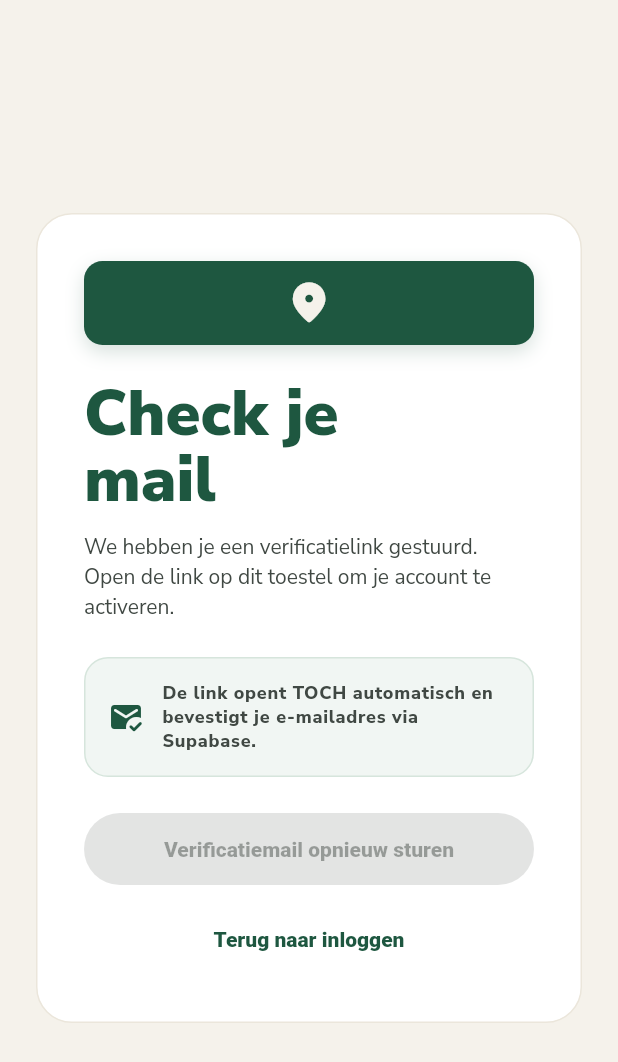
After one commit to byteqvof/ontmoeting-app, a Flutter app: the EmailVerificationPage screen opened by its route, on a phone screen of 412 x 824 dp. The commit adds this screen. Shown: the top 1062 px of the screen. Run offline on Flutter 3.47's test engine with Material 3 defaults, Android fonts, the phone set to English and light mode, and no system bars; our stand-ins replace app_links, dartz, equatable, firebase_core, firebase_messaging, flutter_bloc and 9 more; missing offline and left inert: maplibre_gl, posthog_flutter; accounts and stored records are empty.

Commit message:
add email verification

```diff
--- a/lib/core/di/injection_container.dart
+++ b/lib/core/di/injection_container.dart
@@ -7,6 +7,7 @@ import '../../features/auth/data/repositories/auth_repository_impl.dart';
 import '../../features/auth/domain/repositories/auth_repository.dart';
 import '../../features/auth/domain/usecases/auth_state_changes.dart';
 import '../../features/auth/domain/usecases/get_current_user.dart';
+import '../../features/auth/domain/usecases/resend_sign_up_verification_email.dart';
 import '../../features/auth/domain/usecases/sign_in.dart';
 import '../../features/auth/domain/usecases/sign_in_with_oauth.dart';
 import '../../features/auth/domain/usecases/sign_out.dart';
@@ -74,10 +75,11 @@ Future<void> configureDependencies() async {
     ..registerLazySingleton(() => SignIn(sl()))
     ..registerLazySingleton(() => SignInWithOAuth(sl()))
     ..registerLazySingleton(() => SignUp(sl()))
+    ..registerLazySingleton(() => ResendSignUpVerificationEmail(sl()))
     ..registerLazySingleton(() => SignOut(sl()))
     ..registerLazySingleton(() => GetCurrentUser(sl()))
     ..registerLazySingleton(() => AuthStateChanges(sl()))
-    ..registerFactory(() => AuthBloc(sl(), sl(), sl(), sl(), sl(), sl()))
+    ..registerFactory(() => AuthBloc(sl(), sl(), sl(), sl(), sl(), sl(), sl()))
     ..registerLazySingleton<HomeRemoteDataSource>(
       () => HomeRemoteDataSourceImpl(sl()),
     )
--- /dev/null
+++ b/lib/features/auth/domain/entities/auth_sign_up_result.dart
@@ -0,0 +1,25 @@
+import 'package:equatable/equatable.dart';
+
+import 'auth_user.dart';
+
+sealed class AuthSignUpResult extends Equatable {
+  const AuthSignUpResult();
+}
+
+final class AuthSignUpAuthenticated extends AuthSignUpResult {
+  const AuthSignUpAuthenticated(this.user);
+
+  final AuthUser user;
+
+  @override
+  List<Object?> get props => [user];
+}
+
+final class AuthSignUpEmailVerificationRequired extends AuthSignUpResult {
+  const AuthSignUpEmailVerificationRequired(this.email);
+
+  final String email;
+
+  @override
+  List<Object?> get props => [email];
+}
--- a/lib/features/auth/domain/repositories/auth_repository.dart
+++ b/lib/features/auth/domain/repositories/auth_repository.dart
@@ -2,10 +2,11 @@ import 'package:dartz/dartz.dart';
 
 import '../../../../core/errors/failures.dart';
 import '../entities/auth_oauth_provider.dart';
+import '../entities/auth_sign_up_result.dart';
 import '../entities/auth_user.dart';
 
 abstract interface class AuthRepository {
-  Future<Either<Failure, AuthUser>> signUp({
+  Future<Either<Failure, AuthSignUpResult>> signUp({
     required String email,
     required String password,
   });
@@ -17,6 +18,8 @@ abstract interface class AuthRepository {
 
   Future<Either<Failure, void>> signInWithOAuth(AuthOAuthProvider provider);
 
+  Future<Either<Failure, void>> resendSignUpVerificationEmail(String email);
+
   Future<Either<Failure, void>> signOut();
 
   Future<Either<Failure, AuthUser?>> getCurrentUser();
--- /dev/null
+++ b/lib/features/auth/domain/usecases/resend_sign_up_verification_email.dart
@@ -0,0 +1,29 @@
+import 'package:dartz/dartz.dart';
+import 'package:equatable/equatable.dart';
+
+import '../../../../core/errors/failures.dart';
+import '../../../../core/usecases/usecase.dart';
+import '../repositories/auth_repository.dart';
+
+class ResendSignUpVerificationEmail
+    implements UseCase<void, ResendSignUpVerificationEmailParams> {
+  const ResendSignUpVerificationEmail(this._repository);
+
+  final AuthRepository _repository;
+
+  @override
+  Future<Either<Failure, void>> call(
+    ResendSignUpVerificationEmailParams params,
+  ) {
+    return _repository.resendSignUpVerificationEmail(params.email);
+  }
+}
+
+class ResendSignUpVerificationEmailParams extends Equatable {
+  const ResendSignUpVerificationEmailParams(this.email);
+
+  final String email;
+
+  @override
+  List<Object?> get props => [email];
+}
--- a/lib/features/auth/domain/usecases/sign_up.dart
+++ b/lib/features/auth/domain/usecases/sign_up.dart
@@ -3,16 +3,16 @@ import 'package:equatable/equatable.dart';
 
 import '../../../../core/errors/failures.dart';
 import '../../../../core/usecases/usecase.dart';
-import '../entities/auth_user.dart';
+import '../entities/auth_sign_up_result.dart';
 import '../repositories/auth_repository.dart';
 
-class SignUp implements UseCase<AuthUser, SignUpParams> {
+class SignUp implements UseCase<AuthSignUpResult, SignUpParams> {
   const SignUp(this._repository);
 
   final AuthRepository _repository;
 
   @override
-  Future<Either<Failure, AuthUser>> call(SignUpParams params) {
+  Future<Either<Failure, AuthSignUpResult>> call(SignUpParams params) {
     return _repository.signUp(email: params.email, password: params.password);
   }
 }
--- a/lib/features/auth/presentation/bloc/auth_event.dart
+++ b/lib/features/auth/presentation/bloc/auth_event.dart
@@ -40,6 +40,15 @@ final class AuthSignUpRequested extends AuthEvent {
   List<Object?> get props => [email, password];
 }
 
+final class AuthVerificationEmailResendRequested extends AuthEvent {
+  const AuthVerificationEmailResendRequested(this.email);
+
+  final String email;
+
+  @override
+  List<Object?> get props => [email];
+}
+
 final class AuthSignOutRequested extends AuthEvent {
   const AuthSignOutRequested();
 }
--- a/lib/features/auth/presentation/bloc/auth_state.dart
+++ b/lib/features/auth/presentation/bloc/auth_state.dart
@@ -28,6 +28,42 @@ final class AuthUnauthenticated extends AuthState {
   const AuthUnauthenticated();
 }
 
+final class AuthEmailVerificationPending extends AuthState {
+  const AuthEmailVerificationPending(
+    this.email, {
+    this.isResending = false,
+    this.noticeMessage,
+    this.errorMessage,
+  });
+
+  final String email;
+  final bool isResending;
+  final String? noticeMessage;
+  final String? errorMessage;
+
+  AuthEmailVerificationPending copyWith({
+    bool? isResending,
+    String? noticeMessage,
+    String? errorMessage,
+    bool clearNoticeMessage = false,
+    bool clearErrorMessage = false,
+  }) {
+    return AuthEmailVerificationPending(
+      email,
+      isResending: isResending ?? this.isResending,
+      noticeMessage: clearNoticeMessage
+          ? null
+          : noticeMessage ?? this.noticeMessage,
+      errorMessage: clearErrorMessage
+          ? null
+          : errorMessage ?? this.errorMessage,
+    );
+  }
+
+  @override
+  List<Object?> get props => [email, isResending, noticeMessage, errorMessage];
+}
+
 final class AuthError extends AuthState {
   const AuthError(this.message);
 
--- /dev/null
+++ b/lib/features/auth/presentation/pages/email_verification_page.dart
@@ -0,0 +1,184 @@
+import 'package:flutter/material.dart';
+import 'package:flutter_bloc/flutter_bloc.dart';
+import 'package:go_router/go_router.dart';
+
+import '../../../../app/router/app_router.dart';
+import '../../../../app/theme/toch_theme.dart';
+import '../../../../app/widgets/toch_mark.dart';
+import '../bloc/auth_bloc.dart';
+import '../widgets/auth_submit_button.dart';
+
+enum EmailVerificationPageMode { pending, success }
+
+class EmailVerificationPage extends StatelessWidget {
+  const EmailVerificationPage({required this.mode, this.email, super.key});
+
+  final EmailVerificationPageMode mode;
+  final String? email;
+
+  @override
+  Widget build(BuildContext context) {
+    return BlocConsumer<AuthBloc, AuthState>(
+      listener: (context, state) {
+        if (state is AuthEmailVerificationPending &&
+            state.errorMessage != null) {
+          ScaffoldMessenger.of(
+            context,
+          ).showSnackBar(SnackBar(content: Text(state.errorMessage!)));
+        }
+        if (state is AuthEmailVerificationPending &&
+            state.noticeMessage != null) {
+          ScaffoldMessenger.of(
+            context,
+          ).showSnackBar(SnackBar(content: Text(state.noticeMessage!)));
+        }
+      },
+      builder: (context, state) {
+        final pendingState = state is AuthEmailVerificationPending
+            ? state
+            : null;
+        final resolvedEmail = email ?? pendingState?.email ?? '';
+        return Scaffold(
+          body: SafeArea(
+            child: Center(
+              child: SingleChildScrollView(
+                padding: const EdgeInsets.all(TochSpacing.lg),
+                child: ConstrainedBox(
+                  constraints: const BoxConstraints(maxWidth: 460),
+                  child: DecoratedBox(
+                    decoration: BoxDecoration(
+                      color: context.toch.card,
+                      border: Border.all(color: context.toch.line),
+                      borderRadius: BorderRadius.circular(TochRadius.lg),
+                    ),
+                    child: Padding(
+                      padding: const EdgeInsets.all(TochSpacing.xl),
+                      child: mode == EmailVerificationPageMode.success
+                          ? _EmailVerifiedContent()
+                          : _EmailVerificationPendingContent(
+                              email: resolvedEmail,
+                              isResending: pendingState?.isResending ?? false,
+                            ),
+                    ),
+                  ),
+                ),
+              ),
+            ),
+          ),
+        );
+      },
+    );
+  }
+}
+
+class _EmailVerificationPendingContent extends StatelessWidget {
+  const _EmailVerificationPendingContent({
+    required this.email,
+    required this.isResending,
+  });
+
+  final String email;
+  final bool isResending;
+
+  @override
+  Widget build(BuildContext context) {
+    final colors = context.toch;
+    final canResend = email.trim().isNotEmpty && !isResending;
+
+    return Column(
+      crossAxisAlignment: CrossAxisAlignment.stretch,
+      children: [
+        const TochMark(size: 56),
+        const SizedBox(height: TochSpacing.lg),
+        Text(
+          'Check je\nmail',
+          style: Theme.of(
+            context,
+          ).textTheme.displayLarge?.copyWith(fontSize: 42, height: 1.04),
+        ),
+        const SizedBox(height: TochSpacing.sm),
+        Text(
+          email.isEmpty
+              ? 'We hebben je een verificatielink gestuurd. Open de link op dit toestel om je account te activeren.'
+              : 'We hebben een verificatielink gestuurd naar $email. Open de link op dit toestel om je account te activeren.',
+          style: Theme.of(context).textTheme.bodyMedium,
+        ),
+        const SizedBox(height: TochSpacing.lg),
+        DecoratedBox(
+          decoration: BoxDecoration(
+            color: colors.green100.withValues(alpha: .55),
+            borderRadius: BorderRadius.circular(TochRadius.md),
+            border: Border.all(color: colors.green200),
+          ),
+          child: Padding(
+            padding: const EdgeInsets.all(TochSpacing.md),
+            child: Row(
+              children: [
+                Icon(Icons.mark_email_read_rounded, color: colors.green),
+                const SizedBox(width: TochSpacing.sm),
+                Expanded(
+                  child: Text(
+                    'De link opent TOCH automatisch en bevestigt je e-mailadres via Supabase.',
+                    style: Theme.of(context).textTheme.labelMedium?.copyWith(
+                      color: colors.green700,
+                      fontWeight: FontWeight.w800,
+                    ),
+                  ),
+                ),
+              ],
+            ),
+          ),
+        ),
+        const SizedBox(height: TochSpacing.lg),
+        AuthSubmitButton(
+          label: 'Verificatiemail opnieuw sturen',
+          isLoading: isResending,
+          onPressed: canResend
+              ? () => context.read<AuthBloc>().add(
+                  AuthVerificationEmailResendRequested(email),
+                )
+              : null,
+        ),
+        const SizedBox(height: TochSpacing.sm),
+        TextButton(
+          onPressed: isResending ? null : () => context.go(AppRoutes.login),
+          child: const Text('Terug naar inloggen'),
+        ),
+      ],
+    );
+  }
+}
+
+class _EmailVerifiedContent extends StatelessWidget {
+  @override
+  Widget build(BuildContext context) {
+    final colors = context.toch;
+
+    return Column(
+      crossAxisAlignment: CrossAxisAlignment.stretch,
+      children: [
+        const TochMark(size: 56),
+        const SizedBox(height: TochSpacing.lg),
+        Text(
+          'Email\nbevestigd',
+          style: Theme.of(
+            context,
+          ).textTheme.displayLarge?.copyWith(fontSize: 42, height: 1.04),
+        ),
+        const SizedBox(height: TochSpacing.sm),
+        Text(
+          'Je e-mailadres is bevestigd. Je kunt nu verder met je account.',
+          style: Theme.of(context).textTheme.bodyMedium,
+        ),
+        const SizedBox(height: TochSpacing.lg),
+        Icon(Icons.verified_rounded, color: colors.green, size: 64),
+        const SizedBox(height: TochSpacing.lg),
+        AuthSubmitButton(
+          label: 'Doorgaan',
+          isLoading: false,
+          onPressed: () => context.go(AppRoutes.home),
+        ),
+      ],
+    );
+  }
+}
--- a/lib/features/auth/presentation/pages/register_page.dart
+++ b/lib/features/auth/presentation/pages/register_page.dart
@@ -59,6 +59,10 @@ class _RegisterPageState extends State<RegisterPage> {
   Widget build(BuildContext context) {
     return BlocConsumer<AuthBloc, AuthState>(
       listener: (context, state) {
+        if (state is AuthEmailVerificationPending) {
+          context.go(AppRoutes.emailVerificationPath(state.email));
+          return;
+        }
         if (state is AuthError) {
           ScaffoldMessenger.of(
             context,
--- a/lib/features/auth/presentation/widgets/auth_submit_button.dart
+++ b/lib/features/auth/presentation/widgets/auth_submit_button.dart
@@ -10,7 +10,7 @@ class AuthSubmitButton extends StatelessWidget {
 
   final String label;
   final bool isLoading;
-  final VoidCallback onPressed;
+  final VoidCallback? onPressed;
 
   @override
   Widget build(BuildContext context) {
--- a/pubspec.yaml
+++ b/pubspec.yaml
@@ -14,6 +14,7 @@ dependencies:
   dartz: ^0.10.1
   equatable: ^2.0.8
   flutter_bloc: ^9.1.1
+  app_links: ^7.0.0
   get_it: ^9.2.1
   go_router: ^17.2.3
   google_fonts: ^8.1.0
```
Also changed, not shown: lib/app/app.dart (+65 -0 lines), lib/app/router/app_router.dart (+37 -2 lines), lib/core/config/supabase_config.dart (+9 -0 lines), lib/features/auth/data/datasources/auth_remote_data_source.dart (+25 -5 lines), lib/features/auth/data/repositories/auth_repository_impl.dart (+12 -1 lines), lib/features/auth/presentation/bloc/auth_bloc.dart (+80 -5 lines), pubspec.lock, 1 other file.
